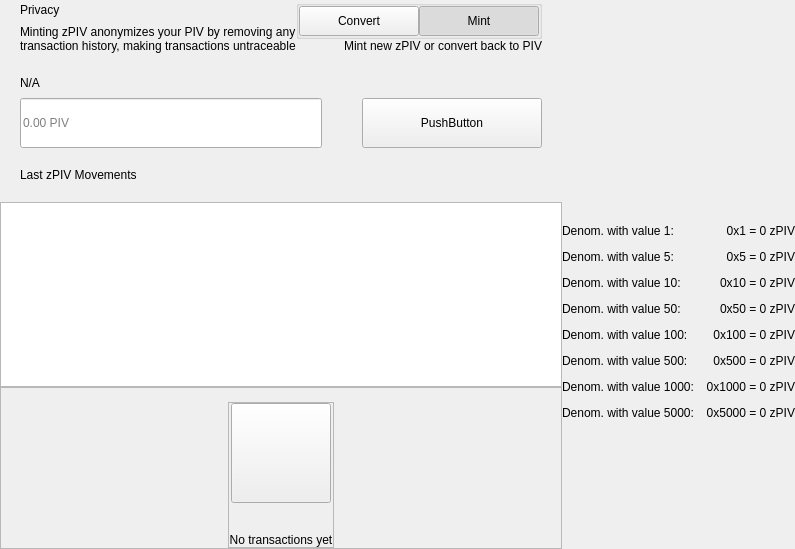
First picture: the form in src/qt/cari/forms/privacywidget.ui, repository VsyncCrypto/VSX, before the edit.
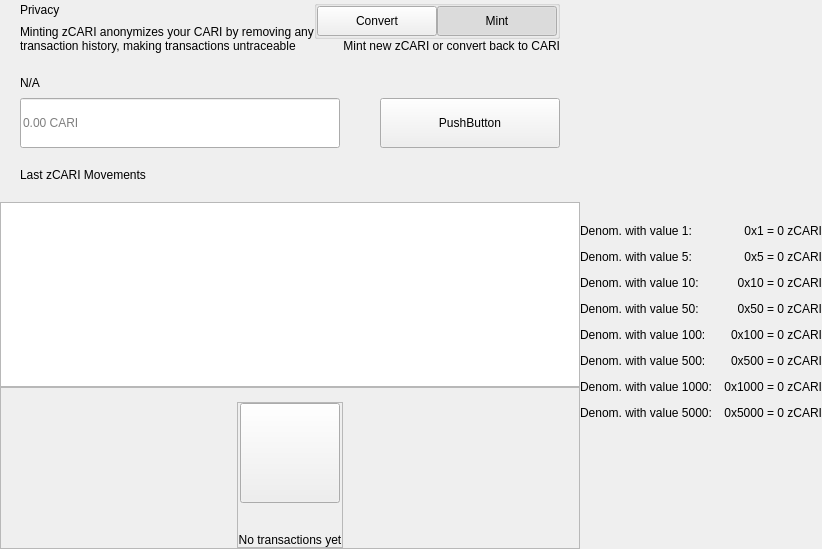
Second picture: the form after the edit. Custom widgets are drawn as their Qt base class.

Patch:
```diff
--- a/src/qt/cari/forms/privacywidget.ui
+++ b/src/qt/cari/forms/privacywidget.ui
@@ -86,7 +86,7 @@
                  </size>
                 </property>
                 <property name="text">
-                 <string>Minting zPIV anonymizes your PIV by removing any
+                 <string>Minting zCARI anonymizes your CARI by removing any
 transaction history, making transactions untraceable</string>
                 </property>
                </widget>
@@ -210,7 +210,7 @@
                <item alignment="Qt::AlignTop">
                 <widget class="QLabel" name="labelSubtitle2">
                  <property name="text">
-                  <string>Mint new zPIV or convert back to PIV</string>
+                  <string>Mint new zCARI or convert back to CARI</string>
                  </property>
                  <property name="alignment">
                   <set>Qt::AlignRight|Qt::AlignTrailing|Qt::AlignVCenter</set>
@@ -284,7 +284,7 @@
                    <number>8</number>
                   </property>
                   <property name="placeholderText">
-                   <string notr="true">0.00 PIV</string>
+                   <string notr="true">0.00 CARI</string>
                   </property>
                  </widget>
                 </item>
@@ -352,7 +352,7 @@
           <item>
            <widget class="QLabel" name="labelListHistory">
             <property name="text">
-             <string>Last zPIV Movements</string>
+             <string>Last zCARI Movements</string>
             </property>
            </widget>
           </item>
@@ -606,7 +606,7 @@
              <item>
               <widget class="QLabel" name="labelValueDenom1">
                <property name="text">
-                <string notr="true">0x1 = 0 zPIV</string>
+                <string notr="true">0x1 = 0 zCARI</string>
                </property>
                <property name="alignment">
                 <set>Qt::AlignRight|Qt::AlignTrailing|Qt::AlignVCenter</set>
@@ -627,7 +627,7 @@
              <item>
               <widget class="QLabel" name="labelValueDenom5">
                <property name="text">
-                <string notr="true">0x5 = 0 zPIV</string>
+                <string notr="true">0x5 = 0 zCARI</string>
                </property>
                <property name="alignment">
                 <set>Qt::AlignRight|Qt::AlignTrailing|Qt::AlignVCenter</set>
@@ -648,7 +648,7 @@
              <item>
               <widget class="QLabel" name="labelValueDenom10">
                <property name="text">
-                <string notr="true">0x10 = 0 zPIV</string>
+                <string notr="true">0x10 = 0 zCARI</string>
                </property>
                <property name="alignment">
                 <set>Qt::AlignRight|Qt::AlignTrailing|Qt::AlignVCenter</set>
@@ -669,7 +669,7 @@
              <item>
               <widget class="QLabel" name="labelValueDenom50">
                <property name="text">
-                <string notr="true">0x50 = 0 zPIV</string>
+                <string notr="true">0x50 = 0 zCARI</string>
                </property>
                <property name="alignment">
                 <set>Qt::AlignRight|Qt::AlignTrailing|Qt::AlignVCenter</set>
@@ -690,7 +690,7 @@
              <item>
               <widget class="QLabel" name="labelValueDenom100">
                <property name="text">
-                <string notr="true">0x100 = 0 zPIV</string>
+                <string notr="true">0x100 = 0 zCARI</string>
                </property>
                <property name="alignment">
                 <set>Qt::AlignRight|Qt::AlignTrailing|Qt::AlignVCenter</set>
@@ -711,7 +711,7 @@
              <item>
               <widget class="QLabel" name="labelValueDenom500">
                <property name="text">
-                <string notr="true">0x500 = 0 zPIV</string>
+                <string notr="true">0x500 = 0 zCARI</string>
                </property>
                <property name="alignment">
                 <set>Qt::AlignRight|Qt::AlignTrailing|Qt::AlignVCenter</set>
@@ -732,7 +732,7 @@
              <item>
               <widget class="QLabel" name="labelValueDenom1000">
                <property name="text">
-                <string notr="true">0x1000 = 0 zPIV</string>
+                <string notr="true">0x1000 = 0 zCARI</string>
                </property>
                <property name="alignment">
                 <set>Qt::AlignRight|Qt::AlignTrailing|Qt::AlignVCenter</set>
@@ -753,7 +753,7 @@
              <item>
               <widget class="QLabel" name="labelValueDenom5000">
                <property name="text">
-                <string notr="true">0x5000 = 0 zPIV</string>
+                <string notr="true">0x5000 = 0 zCARI</string>
                </property>
                <property name="alignment">
                 <set>Qt::AlignRight|Qt::AlignTrailing|Qt::AlignVCenter</set>
```
Left out of the diff: 4 changed lines with no effect on the pictures.
